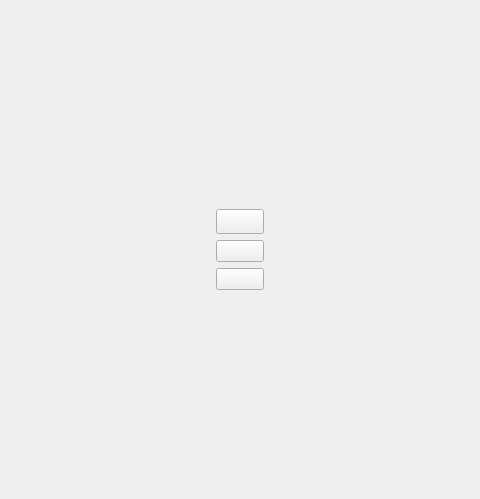
The window that View/menu.ui (sherri-ice/far-from-home) describes before a commit, drawn with Qt 5; both pictures show x 133 to 613 and y 106 to 605 of the 745 by 710 pixel window.
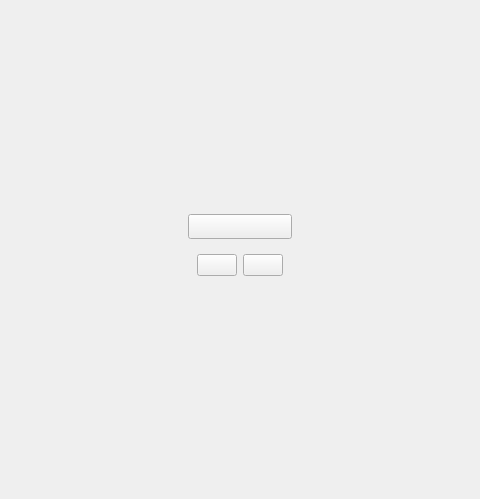
The same window after the commit.

Commit message: menu buttons placement fix

```diff
--- a/View/menu.ui
+++ b/View/menu.ui
@@ -24,8 +24,21 @@
      </property>
      <widget class="QWidget" name="global_menu" native="true">
       <layout class="QGridLayout" name="gridLayout_2">
+       <item row="1" column="2">
+        <spacer name="horizontalSpacer_2">
+         <property name="orientation">
+          <enum>Qt::Horizontal</enum>
+         </property>
+         <property name="sizeHint" stdset="0">
+          <size>
+           <width>40</width>
+           <height>20</height>
+          </size>
+         </property>
+        </spacer>
+       </item>
        <item row="0" column="1">
-        <spacer name="verticalSpacer_2">
+        <spacer name="verticalSpacer">
          <property name="orientation">
           <enum>Qt::Vertical</enum>
          </property>
@@ -37,40 +50,10 @@
          </property>
         </spacer>
        </item>
-       <item row="2" column="1">
+       <item row="1" column="1">
         <widget class="QWidget" name="buttons" native="true">
-         <layout class="QGridLayout" name="gridLayout_3">
-          <item row="1" column="0">
-           <spacer name="verticalSpacer_3">
-            <property name="orientation">
-             <enum>Qt::Vertical</enum>
-            </property>
-            <property name="sizeType">
-             <enum>QSizePolicy::Maximum</enum>
-            </property>
-            <property name="sizeHint" stdset="0">
-             <size>
-              <width>20</width>
-              <height>100</height>
-             </size>
-            </property>
-           </spacer>
-          </item>
-          <item row="4" column="0">
-           <widget class="QPushButton" name="exit">
-            <property name="text">
-             <string/>
-            </property>
-           </widget>
-          </item>
-          <item row="3" column="0">
-           <widget class="QPushButton" name="settings">
-            <property name="text">
-             <string/>
-            </property>
-           </widget>
-          </item>
-          <item row="2" column="0">
+         <layout class="QVBoxLayout" name="verticalLayout">
+          <item>
            <widget class="QPushButton" name="play">
             <property name="minimumSize">
              <size>
@@ -83,52 +66,30 @@
             </property>
            </widget>
           </item>
-          <item row="0" column="0">
-           <spacer name="verticalSpacer_5">
-            <property name="orientation">
-             <enum>Qt::Vertical</enum>
-            </property>
-            <property name="sizeHint" stdset="0">
-             <size>
-              <width>20</width>
-              <height>40</height>
-             </size>
-            </property>
-           </spacer>
-          </item>
-          <item row="6" column="0">
-           <spacer name="verticalSpacer_4">
-            <property name="orientation">
-             <enum>Qt::Vertical</enum>
-            </property>
-            <property name="sizeType">
-             <enum>QSizePolicy::Maximum</enum>
-            </property>
-            <property name="sizeHint" stdset="0">
-             <size>
-              <width>20</width>
-              <height>100</height>
-             </size>
-            </property>
-           </spacer>
-          </item>
-          <item row="5" column="0">
-           <spacer name="verticalSpacer_6">
-            <property name="orientation">
-             <enum>Qt::Vertical</enum>
-            </property>
-            <property name="sizeHint" stdset="0">
-             <size>
-              <width>20</width>
-              <height>40</height>
-             </size>
-            </property>
-           </spacer>
+          <item>
+           <widget class="QWidget" name="widget_2" native="true">
+            <layout class="QHBoxLayout" name="horizontalLayout_2">
+             <item>
+              <widget class="QPushButton" name="settings">
+               <property name="text">
+                <string/>
+               </property>
+              </widget>
+             </item>
+             <item>
+              <widget class="QPushButton" name="exit">
+               <property name="text">
+                <string/>
+               </property>
+              </widget>
+             </item>
+            </layout>
+           </widget>
           </item>
          </layout>
         </widget>
        </item>
-       <item row="2" column="0">
+       <item row="1" column="0">
         <spacer name="horizontalSpacer">
          <property name="orientation">
           <enum>Qt::Horizontal</enum>
@@ -141,21 +102,8 @@
          </property>
         </spacer>
        </item>
-       <item row="2" column="2">
-        <spacer name="horizontalSpacer_2">
-         <property name="orientation">
-          <enum>Qt::Horizontal</enum>
-         </property>
-         <property name="sizeHint" stdset="0">
-          <size>
-           <width>40</width>
-           <height>20</height>
-          </size>
-         </property>
-        </spacer>
-       </item>
-       <item row="3" column="1">
-        <spacer name="verticalSpacer">
+       <item row="2" column="1">
+        <spacer name="verticalSpacer_2">
          <property name="orientation">
           <enum>Qt::Vertical</enum>
          </property>
```
Left out of the diff: 2 changed lines with no effect on the pictures.
